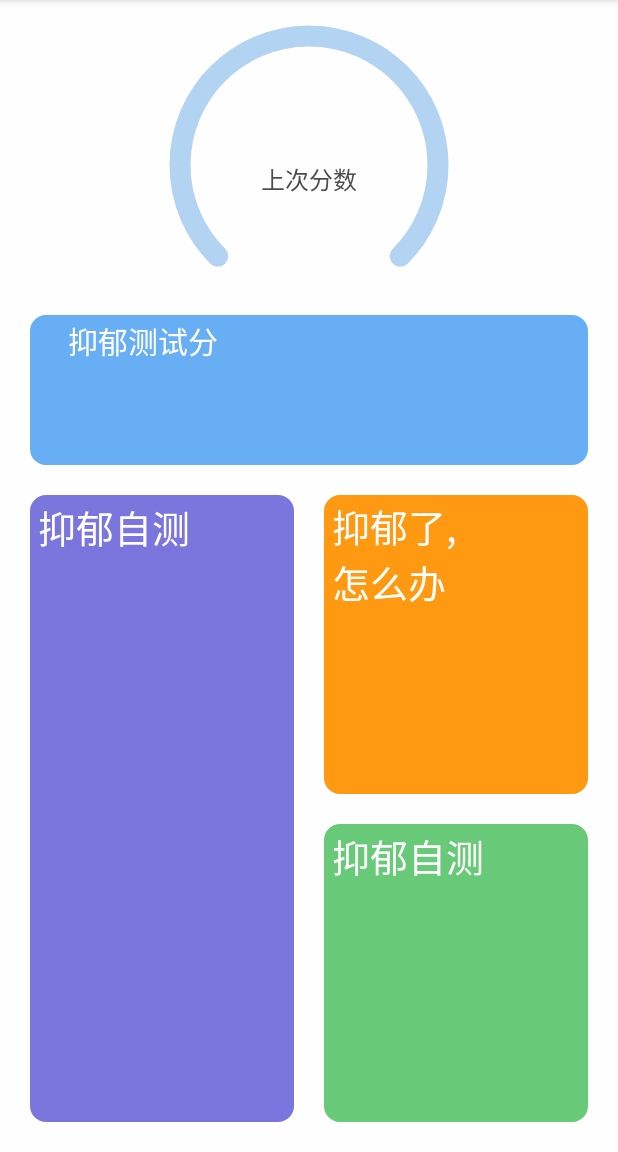
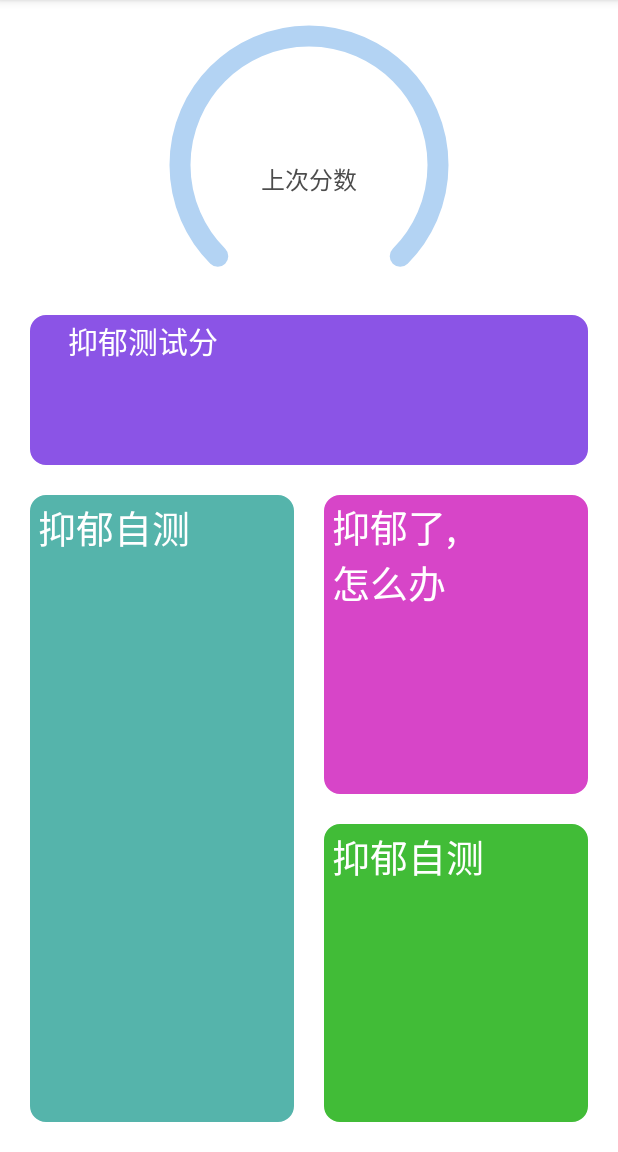
Before and after one commit to ShawElA/HealthyHelper, an Android app: the fragment HomeFragment shown on its own in the app's theme, on a phone screen of 412 x 824 dp, the part 84-1236 px from its top. Run offline under Robolectric (Android 15) with nearby library versions, the light colour scheme and no system bars; our stand-ins replace ButterKnife, EventBus.

Commit message:
切换配色

```diff
--- a/app/src/main/res/layout/fragment_home.xml
+++ b/app/src/main/res/layout/fragment_home.xml
@@ -46,20 +46,20 @@
         android:layout_margin="20dp">
 
         <TextView
+            android:id="@+id/tv_test"
+            android:layout_width="match_parent"
+            android:layout_height="match_parent"
+            android:layout_gravity="center_horizontal"
+            android:layout_marginRight="10dp"
             android:layout_weight="1"
-            android:id="@+id/tv_test"
-            android:layout_gravity="center_horizontal"
+            android:background="@drawable/bg_btn_purple_circle"
+            android:paddingLeft="5dp"
             android:paddingTop="2dp"
+            android:paddingRight="25dp"
             android:paddingBottom="2dp"
-            android:paddingLeft="5dp"
-            android:paddingRight="25dp"
             android:text="抑郁自测"
-            android:textSize="25sp"
             android:textColor="@color/colorLight"
-            android:background="@drawable/bg_btn_purple_circle"
-            android:layout_width="match_parent"
-            android:layout_marginRight="10dp"
-            android:layout_height="match_parent" />
+            android:textSize="25sp" />
 
         <LinearLayout
             android:layout_marginLeft="10dp"
--- a/app/src/main/res/values/colors.xml
+++ b/app/src/main/res/values/colors.xml
@@ -4,10 +4,10 @@
     <color name="colorPrimaryDark">#67AEF5</color>
     <color name="colorAccent">#67AEF5</color>
 
-    <color name="colorTheme">#67AEF5</color>
+    <color name="colorTheme">#8B54E6</color>
     <color name="colorThemePale">#B3D3F3</color>
     <color name="colorDark">#000106</color>
-    <color name="colorLight">#FEFEFE</color>
+    <color name="colorLight">#FFFFFF</color>
     <color name="colorBack">#F8F8F8</color>
     <color name="colorBackPale">#FAFBFA</color>
     <color name="colorText">#4C4C4C</color>
@@ -18,11 +18,11 @@
     <color name="colorBotLine">#E5E5E5</color>
     <color name="colorTopLine">#B1B1B1</color>
 
-    <color name="ThemeYellow">#FF9912</color>
-    <color name="ThemeGreen">#68CA78</color>
+    <color name="ThemeYellow">#D745C8</color>
+    <color name="ThemeGreen">#41BC37</color>
     <color name="ThemeBlue">#4E9DED</color>
-    <color name="ThemePurple">#7B76DE</color>
-    <color name="ThemeOrange">#FD8D56</color>
+    <color name="ThemePurple">#55B4AB</color>
+    <color name="ThemeOrange">#8957E4</color>
     <color name="ThemeBlack">#4C4C4C</color>
 
     <!--灰色-->
```
